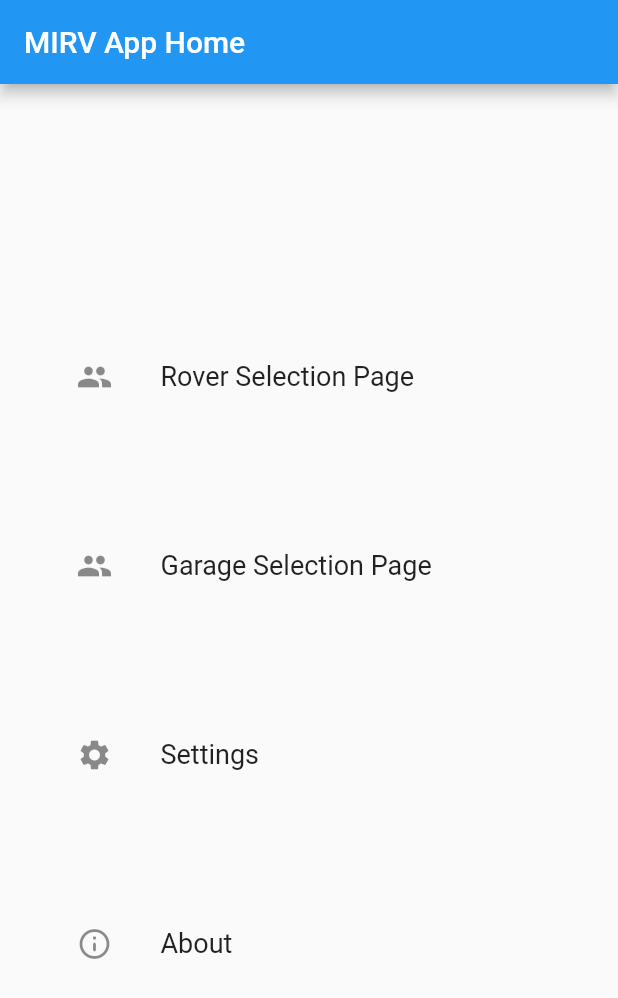
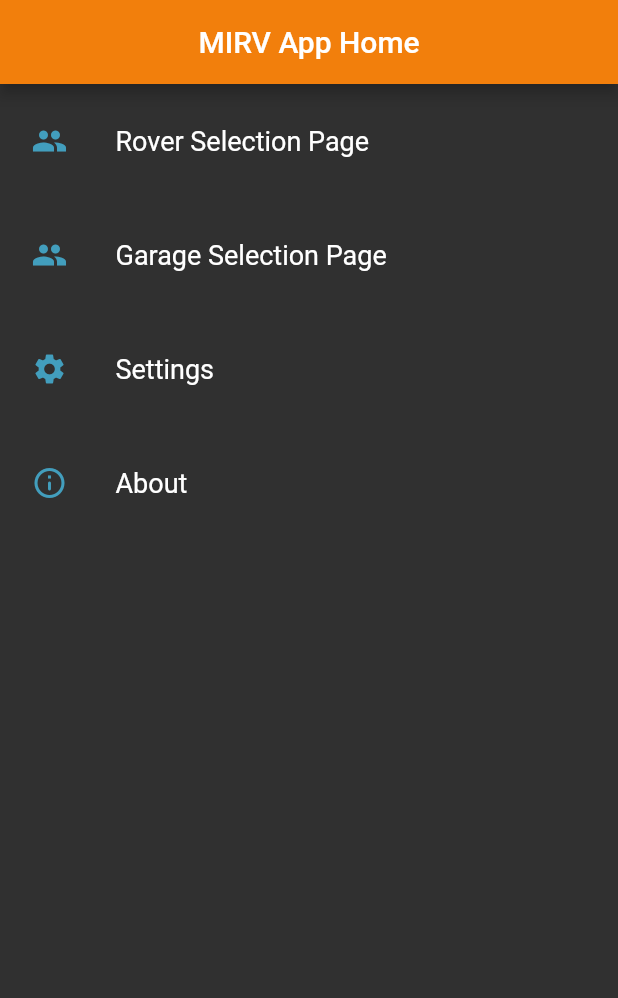
Before and after one commit to HighlandersFRC/MIRV-App, a Flutter app: the screen it shows after launch, on a phone screen of 412 x 824 dp. Shown: the top 998 px of the screen. Run offline on Flutter 3.47's test engine with Material 2 defaults, Android fonts, the phone set to English and light mode, and no system bars; our stand-ins replace flutter_typeahead, freezed_annotation, get, google_fonts, google_maps_flutter, ionicons and 4 more; missing offline and left inert: dart:ffi, flutter_joystick, flutter_webrtc, observable; Roboto replaces fonts that are missing (Georgia).

```diff
--- a/lib/constants/theme_data.dart
+++ b/lib/constants/theme_data.dart
@@ -22,6 +22,9 @@ const fontFamily = 'Georgia';
 const double homeFontSize = 18
 ;
 
+
+
+
 final ThemeData overallTheme = ThemeData(
   appBarTheme: AppBarTheme(
     centerTitle: true,
--- a/lib/main.dart
+++ b/lib/main.dart
@@ -11,8 +11,6 @@ void main() {
     WidgetsFlutterBinding.ensureInitialized();
   }
   runApp(
-    GetMaterialApp(title: 'MIRV Mobile App', home: HomePage(),
-    // theme: overallTheme
-    ),
+    GetMaterialApp(title: 'MIRV Mobile App', home: HomePage(), theme: overallTheme),
   );
 }
--- a/lib/ui/screens/garage-pages/garage-selection-page.dart
+++ b/lib/ui/screens/garage-pages/garage-selection-page.dart
@@ -135,7 +135,6 @@ class GarageSelectionPage extends StatelessWidget {
                       child: Padding(
                         padding: const EdgeInsets.all(4.0),
                         child: ElevatedButton(
-                          style: ButtonStyle(backgroundColor: MaterialStateProperty.all<Color>(primaryColor)),
                           onPressed: selectedGarageController.isConnectButtonEnabled.value
                               ? () {
                                   Get.to(
--- a/lib/ui/screens/home_page.dart
+++ b/lib/ui/screens/home_page.dart
@@ -9,9 +9,14 @@ import 'package:mirv/ui/screens/settings.dart';
 
 class HomePage extends StatelessWidget {
   const HomePage({Key? key}) : super(key: key);
-  Padding _homeListTile(String title, IconData? icon, pageRoute) {
+
+  Padding _homeListTile(
+    String title,
+    IconData? icon,
+    pageRoute,
+  ) {
     return Padding(
-      padding: const EdgeInsets.all(35),
+      padding: EdgeInsets.symmetric(vertical: 10, horizontal: 5),
       child: ListTile(
           title: Text(
             title,
@@ -26,19 +31,56 @@ class HomePage extends StatelessWidget {
 
   @override
   Widget build(BuildContext context) {
+    double width = MediaQuery.of(context).size.width;
+
+    double height = MediaQuery.of(context).size.height;
+
+    Rx<bool> isHomePageListMinimized = false.obs;
+    isHomePageListMinimized.value = width < 600;
     return Scaffold(
       appBar: AppBar(
         title: const Text(
           "MIRV App Home",
         ),
       ),
-      body: Column(
-        mainAxisAlignment: MainAxisAlignment.center,
+      body: Row(
         children: [
-          _homeListTile('Rover Selection Page', Icons.people, LoginPage(RoverSelectionPage())),
-          _homeListTile('Garage Selection Page', Icons.people, LoginPage(GarageSelectionPage())),
-          _homeListTile('Settings', Icons.settings, SettingsPage()),
-          _homeListTile('About', Icons.info_outline_rounded, InfoPage())
+          SizedBox(
+            width: isHomePageListMinimized.value ? width : width / 2,
+            child: Column(
+              children: [
+                _homeListTile(
+                  'Rover Selection Page',
+                  Icons.people,
+                  LoginPage(RoverSelectionPage()),
+                ),
+                _homeListTile(
+                  'Garage Selection Page',
+                  Icons.people,
+                  LoginPage(GarageSelectionPage()),
+                ),
+                _homeListTile(
+                  'Settings',
+                  Icons.settings,
+                  SettingsPage(),
+                ),
+                _homeListTile(
+                  'About',
+                  Icons.info_outline_rounded,
+                  InfoPage(),
+                )
+              ],
+            ),
+          ),
+          Expanded(
+            child: isHomePageListMinimized.value
+                ? const SizedBox()
+                : SizedBox(
+                    child: Image.asset(
+                      'assets/images/mars-rover.png',
+                    ),
+                  ),
+          ),
         ],
       ),
     );
--- a/lib/ui/screens/rover_status_page.dart
+++ b/lib/ui/screens/rover_status_page.dart
@@ -3,7 +3,7 @@ import 'package:google_fonts/google_fonts.dart';
 import 'package:flutter/material.dart';
 import 'package:mirv/models/device_health.dart';
 import 'package:mirv/models/rover/rover_metrics.dart';
-import 'package:mirv/models/rover_health_type.dart';
+// import 'package:mirv/models/device_health';
 
 class StatusPage extends StatelessWidget {
   final RoverMetrics roverMetrics;
@@ -30,7 +30,7 @@ class StatusPage extends StatelessWidget {
 }
 
 class HealthContainer extends StatelessWidget {
-  late final RoverHealthType roverHealthType;
+  // late final RoverHealthType roverHealthType;
   final RoverMetrics? roverMetrics;
   late DeviceHealth subsystemHealth;
 
@@ -45,7 +45,7 @@ class HealthContainer extends StatelessWidget {
           onPressed: () {
             Get.dialog(AlertDialog(
               title: Text('$name Status'),
-              content: Text('Rover is ${roverHealthType.toString().replaceAll('RoverHealthType.', '')}.'),
+              // content: Text('Rover is ${roverHealthType.toString().replaceAll('RoverHealthType.', '')}.'),
               actions: [
                 TextButton(
                     onPressed: () {
@@ -56,7 +56,7 @@ class HealthContainer extends StatelessWidget {
             ));
           },
           style: ButtonStyle(
-            backgroundColor: roverHealthType.color1,
+            // backgroundColor: roverHealthType.color1,
             shape: MaterialStateProperty.all(
               const RoundedRectangleBorder(
                 borderRadius: BorderRadius.all(
```
Also changed, not shown: pubspec.yaml (+14 -13 lines), assets/images/mars-rover.png (added).
